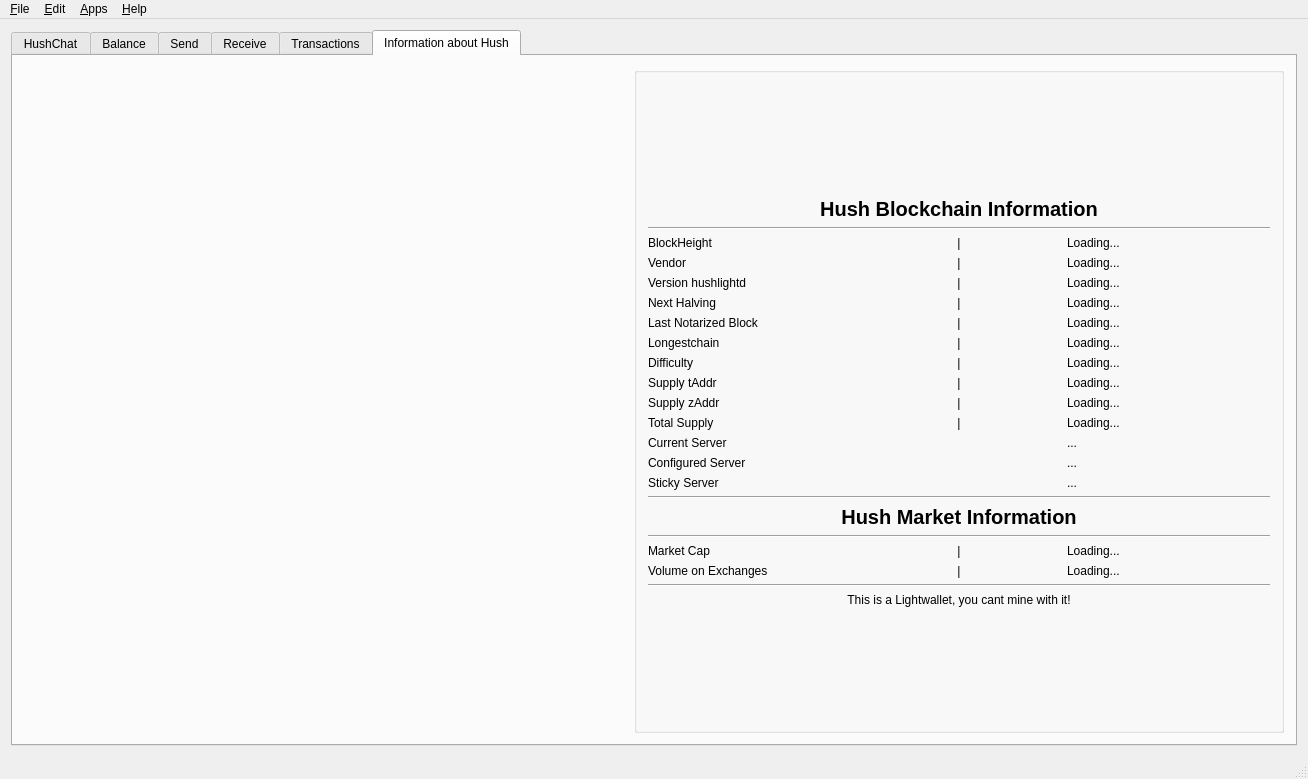
The window that src/mainwindow.ui (hushmirror/SilentDragonLite) describes before a commit, drawn with Qt 5.
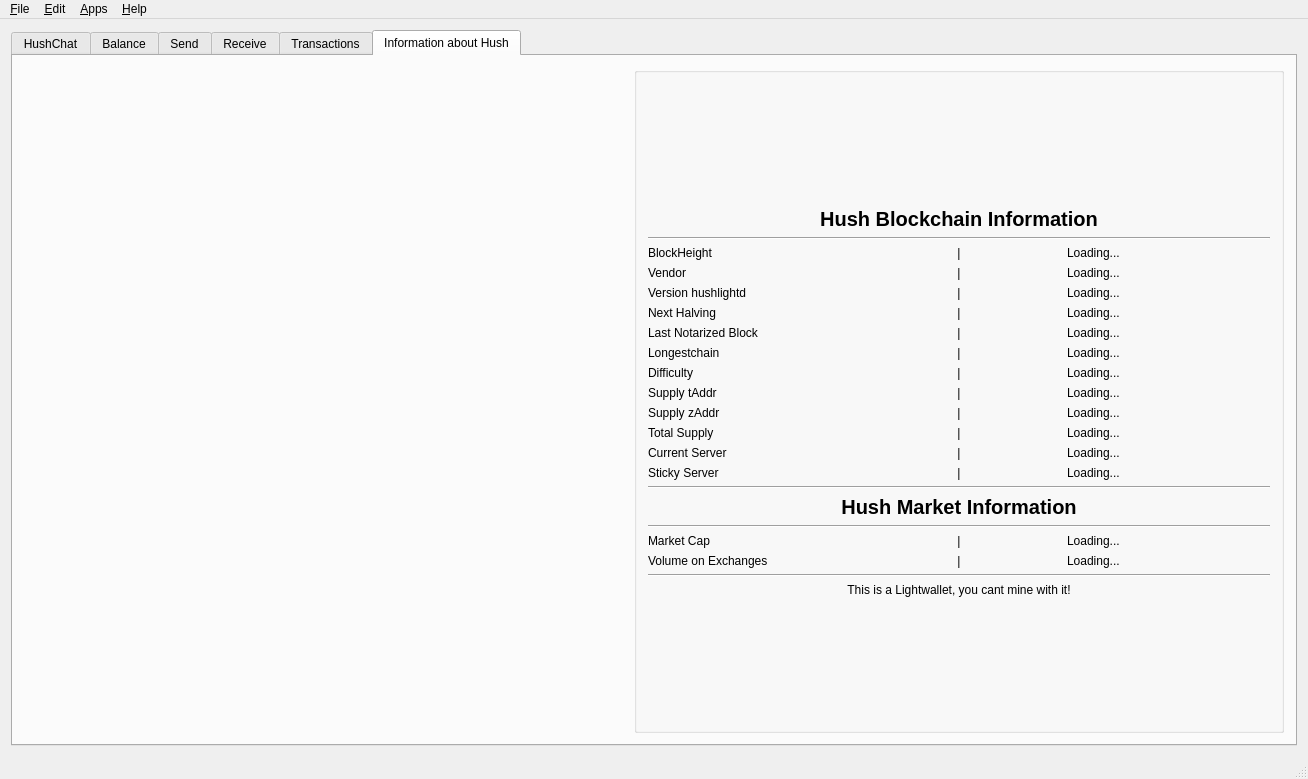
The same window after the commit. The open tabs and pages were chosen to show the change. Icons and pictures are not drawn. Custom widgets are drawn as their Qt base class.

Commit message: Render current server in hushd tab

```diff
--- a/src/mainwindow.ui
+++ b/src/mainwindow.ui
@@ -1692,16 +1692,23 @@
              </item>
 
              <item row="10" column="0">
-              <widget class="QLabel" name="current_server">
+              <widget class="QLabel" name="current_server_label">
                <property name="text">
                 <string>Current Server</string>
                </property>
               </widget>
              </item>
+             <item row="10" column="1">
+              <widget class="QLabel" name="label_23">
+               <property name="text">
+                <string>&lt;html&gt;&lt;head/&gt;&lt;body&gt;&lt;p align=&quot;center&quot;&gt;|&lt;/p&gt;&lt;/body&gt;&lt;/html&gt;</string>
+               </property>
+              </widget>
+             </item>
              <item row="10" column="2">
-              <widget class="QLabel" name="label_39">
+              <widget class="QLabel" name="current_server">
                <property name="text">
-                <string>...</string>
+                <string>Loading...</string>
                </property>
               </widget>
              </item>
@@ -1709,29 +1716,21 @@
              <item row="11" column="0">
               <widget class="QLabel" name="config_server">
                <property name="text">
-                <string>Configured Server</string>
+                <string>Sticky Server</string>
+               </property>
+              </widget>
+             </item>
+             <item row="11" column="1">
+              <widget class="QLabel" name="label_23">
+               <property name="text">
+                <string>&lt;html&gt;&lt;head/&gt;&lt;body&gt;&lt;p align=&quot;center&quot;&gt;|&lt;/p&gt;&lt;/body&gt;&lt;/html&gt;</string>
                </property>
               </widget>
              </item>
              <item row="11" column="2">
-              <widget class="QLabel" name="label_40">
-               <property name="text">
-                <string>...</string>
-               </property>
-              </widget>
-             </item>
-
-             <item row="12" column="0">
               <widget class="QLabel" name="sticky_server">
                <property name="text">
-                <string>Sticky Server</string>
-               </property>
-              </widget>
-             </item>
-             <item row="12" column="2">
-              <widget class="QLabel" name="label_41">
-               <property name="text">
-                <string>...</string>
+                <string>Loading...</string>
                </property>
               </widget>
              </item>
```
Left out of the diff: 2 changed lines with no effect on the pictures. The commit also changes 1 other file.
